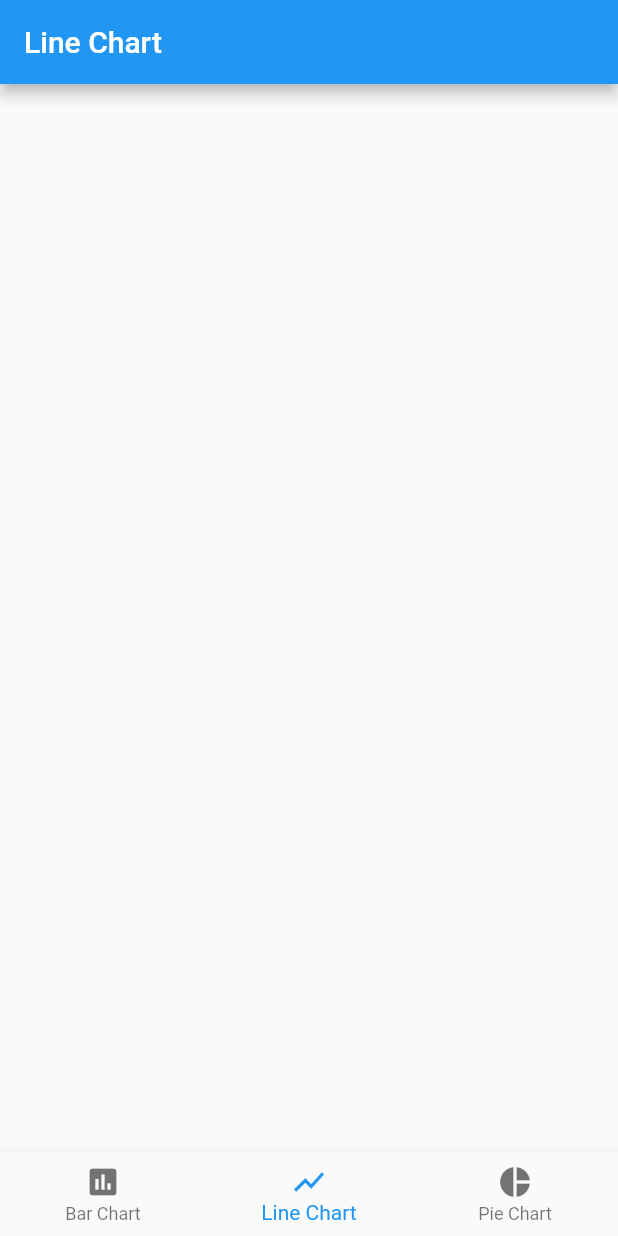
After one commit to gabrielmoreira-dev/flutter-charts, a Flutter app: the screen it shows after launch, item 2 of the bottom bar chosen, on a phone screen of 412 x 824 dp. The commit adds this screen. Run offline on Flutter 3.47's test engine with Material 2 defaults, Android fonts, the phone set to English and light mode, and no system bars.

Commit message:
Created pages

```diff
--- a/lib/presentation/bar_chart/bar_chat_page.dart
+++ b/lib/presentation/chart/bar/bar_chart_page.dart
@@ -8,6 +8,7 @@ class BarChartPage extends StatelessWidget {
       appBar: AppBar(
         title: Text('Bar Chart'),
       ),
+      body: Text('Teste'),
     );
   }
 }
--- /dev/null
+++ b/lib/presentation/chart/line/line_chart_page.dart
@@ -0,0 +1,14 @@
+import 'package:flutter/material.dart';
+import 'package:flutter/widgets.dart';
+
+class LineChartPage extends StatelessWidget {
+  @override
+  Widget build(BuildContext context) {
+    return Scaffold(
+      appBar: AppBar(
+        title: Text('Line Chart'),
+      ),
+    );
+  }
+
+}
--- a/lib/presentation/common/bottom_navigation/cupertino_scaffold.dart
+++ b/lib/presentation/common/bottom_navigation/cupertino_scaffold.dart
@@ -33,7 +33,8 @@ class CupertinoScaffold extends StatelessWidget {
           initialIndex: selectedIndex,
         ),
         tabBar: CupertinoTabBar(
-          items: tabList.map((tab) => tab.item),
+          items: tabList.map((tab) => tab.item).toList(),
+          onTap: (index) => onItemSelected(index),
         ),
         tabBuilder: (context, index) => _buildPageFlow(context, tabList[index]),
       );
--- a/lib/presentation/common/bottom_navigation/material_scaffold.dart
+++ b/lib/presentation/common/bottom_navigation/material_scaffold.dart
@@ -7,8 +7,7 @@ class MaterialScaffold extends StatefulWidget {
     @required this.tabList,
     @required this.onItemSelected,
     @required this.selectedIndex,
-  })
-      : assert(tabList != null),
+  })  : assert(tabList != null),
         assert(onItemSelected != null),
         assert(selectedIndex != null);
 
@@ -37,22 +36,24 @@ class _MaterialScaffoldState extends State<MaterialScaffold> {
   Widget _buildPageFlow(BuildContext context, BottomNavigationTab tab) =>
       Navigator(
         key: tab.key,
-        onGenerateRoute: (settings) =>
-            MaterialPageRoute(
-              settings: settings, builder: tab.initialPageBuilder,),
+        onGenerateRoute: (settings) => MaterialPageRoute(
+          settings: settings,
+          builder: tab.initialPageBuilder,
+        ),
       );
 
   @override
   Widget build(BuildContext context) {
     return Scaffold(
       body: IndexedStack(
-        children: widget.tabList.map(
-                (tab) => _buildPageFlow(context, tab)
-        ).toList(),
+        index: widget.selectedIndex,
+        children:
+            widget.tabList.map((tab) => _buildPageFlow(context, tab)).toList(),
       ),
       bottomNavigationBar: BottomNavigationBar(
         currentIndex: widget.selectedIndex,
         items: widget.tabList.map((tab) => tab.item).toList(),
+        onTap: (index) => widget.onItemSelected(index),
       ),
     );
   }
--- a/lib/presentation/home_screen.dart
+++ b/lib/presentation/home_screen.dart
@@ -1,6 +1,8 @@
 import 'package:flutter/material.dart';
 import 'package:flutter/widgets.dart';
-import 'package:fluttergraphs/presentation/bar_chart/bar_chat_page.dart';
+import 'package:fluttergraphs/presentation/chart/bar/bar_chart_page.dart';
+import 'package:fluttergraphs/presentation/chart/line/line_chart_page.dart';
+import 'package:fluttergraphs/presentation/chart/pie/pie_chart_page.dart';
 import 'package:fluttergraphs/presentation/common/bottom_navigation/adaptative_scaffold.dart';
 import 'package:fluttergraphs/presentation/common/bottom_navigation/bottom_navigation_tab.dart';
 
@@ -25,7 +27,7 @@ class _HomeScreenState extends State<HomeScreen> {
         title: Text('Line Chart'),
       ),
       key: GlobalKey<NavigatorState>(),
-      initialPageBuilder: (_) => BarChartPage(),
+      initialPageBuilder: (_) => LineChartPage(),
     ),
     BottomNavigationTab(
       item: BottomNavigationBarItem(
@@ -33,7 +35,7 @@ class _HomeScreenState extends State<HomeScreen> {
         title: Text('Pie Chart'),
       ),
       key: GlobalKey<NavigatorState>(),
-      initialPageBuilder: (_) => BarChartPage(),
+      initialPageBuilder: (_) => PieChartPage(),
     ),
   ];
 
```
Also changed, not shown: lib/presentation/chart/pie/pie_chart_page.dart (added, +14 -0 lines).
